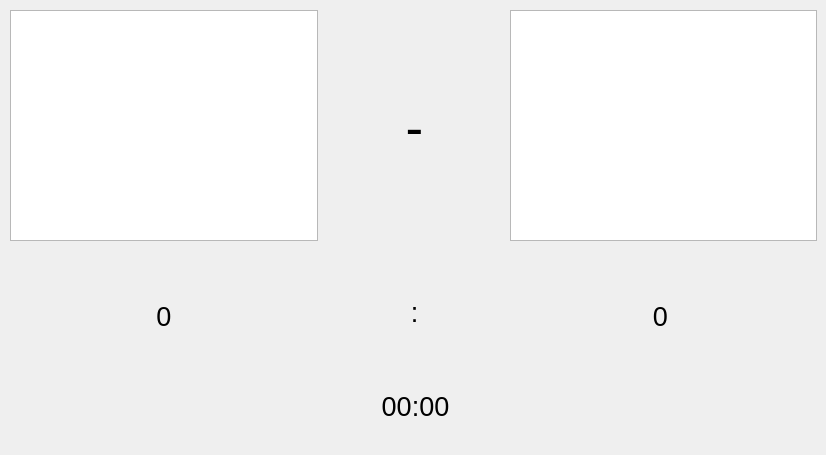
Above: ui/display.ui from Flo10394/Sck-Anzeigetafel before the change. Below: the same form after it.
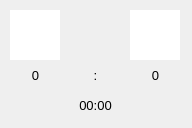
That is the form after the change.

```diff
--- a/ui/display.ui
+++ b/ui/display.ui
@@ -1,7 +1,7 @@
 <?xml version="1.0" encoding="UTF-8"?>
 <ui version="4.0">
- <class>MainWindow</class>
- <widget class="QMainWindow" name="MainWindow">
+ <class>Display</class>
+ <widget class="QWidget" name="Display">
   <property name="enabled">
    <bool>true</bool>
   </property>
@@ -9,8 +9,8 @@
    <rect>
     <x>0</x>
     <y>0</y>
-    <width>826</width>
-    <height>455</height>
+    <width>192</width>
+    <height>128</height>
    </rect>
   </property>
   <property name="maximumSize">
@@ -22,7 +22,6 @@
   <property name="windowTitle">
    <string>SCK Anzeigetafel</string>
   </property>
-  <widget class="QWidget" name="centralwidget">
    <widget class="QGraphicsView" name="graphic_wappen_heim">
     <property name="enabled">
      <bool>true</bool>
@@ -31,40 +30,71 @@
      <rect>
       <x>10</x>
       <y>10</y>
-      <width>308</width>
-      <height>231</height>
+     <width>50</width>
+     <height>50</height>
      </rect>
     </property>
     <property name="sizePolicy">
-     <sizepolicy hsizetype="Expanding" vsizetype="Expanding">
+    <sizepolicy hsizetype="Fixed" vsizetype="Fixed">
       <horstretch>0</horstretch>
       <verstretch>0</verstretch>
      </sizepolicy>
+   </property>
+   <property name="font">
+    <font>
+     <kerning>false</kerning>
+    </font>
+   </property>
+   <property name="acceptDrops">
+    <bool>false</bool>
+   </property>
+   <property name="toolTip">
+    <string notr="true"/>
+   </property>
+   <property name="statusTip">
+    <string notr="true"/>
+   </property>
+   <property name="whatsThis">
+    <string notr="true"/>
+   </property>
+   <property name="frameShape">
+    <enum>QFrame::NoFrame</enum>
+   </property>
+  </widget>
+  <widget class="QLabel" name="label_spielstand_gast">
+   <property name="geometry">
+    <rect>
+     <x>130</x>
+     <y>60</y>
+     <width>51</width>
+     <height>31</height>
+    </rect>
+   </property>
+   <property name="sizePolicy">
+    <sizepolicy hsizetype="Fixed" vsizetype="Fixed">
+     <horstretch>0</horstretch>
+     <verstretch>0</verstretch>
+    </sizepolicy>
+   </property>
+   <property name="font">
+    <font>
+     <pointsize>10</pointsize>
+    </font>
+   </property>
+   <property name="text">
+    <string>0</string>
+   </property>
+   <property name="alignment">
+    <set>Qt::AlignCenter</set>
     </property>
    </widget>
    <widget class="QGraphicsView" name="graphic_wappen_gast">
     <property name="geometry">
      <rect>
-      <x>510</x>
+     <x>130</x>
       <y>10</y>
-      <width>307</width>
-      <height>231</height>
-     </rect>
-    </property>
-    <property name="sizePolicy">
-     <sizepolicy hsizetype="Expanding" vsizetype="Expanding">
-      <horstretch>0</horstretch>
-      <verstretch>0</verstretch>
-     </sizepolicy>
-    </property>
-   </widget>
-   <widget class="QLabel" name="label_versus">
-    <property name="geometry">
-     <rect>
-      <x>324</x>
-      <y>12</y>
-      <width>181</width>
-      <height>231</height>
+     <width>50</width>
+     <height>50</height>
      </rect>
     </property>
     <property name="sizePolicy">
@@ -75,34 +105,43 @@
     </property>
     <property name="font">
      <font>
-      <pointsize>40</pointsize>
-     </font>
-    </property>
-    <property name="text">
-     <string>-</string>
-    </property>
-    <property name="alignment">
-     <set>Qt::AlignCenter</set>
+     <kerning>false</kerning>
+    </font>
+   </property>
+   <property name="acceptDrops">
+    <bool>false</bool>
+   </property>
+   <property name="toolTip">
+    <string notr="true"/>
+   </property>
+   <property name="statusTip">
+    <string notr="true"/>
+   </property>
+   <property name="whatsThis">
+    <string notr="true"/>
+   </property>
+   <property name="frameShape">
+    <enum>QFrame::NoFrame</enum>
     </property>
    </widget>
    <widget class="QLabel" name="label_spielstand_doppelpunkt">
     <property name="geometry">
      <rect>
-      <x>319</x>
-      <y>242</y>
-      <width>191</width>
-      <height>141</height>
+     <x>60</x>
+     <y>60</y>
+     <width>71</width>
+     <height>31</height>
      </rect>
     </property>
     <property name="sizePolicy">
-     <sizepolicy hsizetype="Preferred" vsizetype="Fixed">
+    <sizepolicy hsizetype="Fixed" vsizetype="Fixed">
       <horstretch>0</horstretch>
       <verstretch>0</verstretch>
      </sizepolicy>
     </property>
     <property name="font">
      <font>
-      <pointsize>20</pointsize>
+     <pointsize>10</pointsize>
      </font>
     </property>
     <property name="lineWidth">
@@ -115,67 +154,13 @@
      <set>Qt::AlignCenter</set>
     </property>
    </widget>
-   <widget class="QLabel" name="label_spielstand_heim">
-    <property name="geometry">
-     <rect>
-      <x>10</x>
-      <y>250</y>
-      <width>308</width>
-      <height>132</height>
-     </rect>
-    </property>
-    <property name="sizePolicy">
-     <sizepolicy hsizetype="Expanding" vsizetype="Preferred">
-      <horstretch>0</horstretch>
-      <verstretch>0</verstretch>
-     </sizepolicy>
-    </property>
-    <property name="font">
-     <font>
-      <pointsize>20</pointsize>
-     </font>
-    </property>
-    <property name="text">
-     <string>0</string>
-    </property>
-    <property name="alignment">
-     <set>Qt::AlignCenter</set>
-    </property>
-   </widget>
-   <widget class="QLabel" name="label_spielstand_gast">
-    <property name="geometry">
-     <rect>
-      <x>510</x>
-      <y>250</y>
-      <width>301</width>
-      <height>132</height>
-     </rect>
-    </property>
-    <property name="sizePolicy">
-     <sizepolicy hsizetype="Expanding" vsizetype="Preferred">
-      <horstretch>0</horstretch>
-      <verstretch>0</verstretch>
-     </sizepolicy>
-    </property>
-    <property name="font">
-     <font>
-      <pointsize>20</pointsize>
-     </font>
-    </property>
-    <property name="text">
-     <string>0</string>
-    </property>
-    <property name="alignment">
-     <set>Qt::AlignCenter</set>
-    </property>
-   </widget>
    <widget class="QLabel" name="label_time">
     <property name="geometry">
      <rect>
-      <x>320</x>
-      <y>390</y>
-      <width>191</width>
-      <height>33</height>
+     <x>10</x>
+     <y>90</y>
+     <width>171</width>
+     <height>31</height>
      </rect>
     </property>
     <property name="sizePolicy">
@@ -186,7 +171,7 @@
     </property>
     <property name="font">
      <font>
-      <pointsize>20</pointsize>
+     <pointsize>10</pointsize>
      </font>
     </property>
     <property name="text">
@@ -196,6 +181,32 @@
      <set>Qt::AlignCenter</set>
     </property>
    </widget>
+  <widget class="QLabel" name="label_spielstand_heim">
+   <property name="geometry">
+    <rect>
+     <x>10</x>
+     <y>60</y>
+     <width>51</width>
+     <height>31</height>
+    </rect>
+   </property>
+   <property name="sizePolicy">
+    <sizepolicy hsizetype="Fixed" vsizetype="Fixed">
+     <horstretch>0</horstretch>
+     <verstretch>0</verstretch>
+    </sizepolicy>
+   </property>
+   <property name="font">
+    <font>
+     <pointsize>10</pointsize>
+    </font>
+   </property>
+   <property name="text">
+    <string>0</string>
+   </property>
+   <property name="alignment">
+    <set>Qt::AlignCenter</set>
+   </property>
   </widget>
  </widget>
  <resources/>
```
Lines whose indentation alone changed are shown as unchanged.
